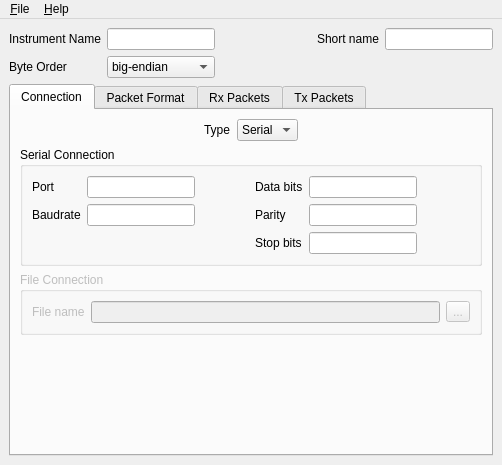
xbosch/gdais, file GDAIS-core/ui/instrumenteditor_mainwindow.ui: the form before one commit.
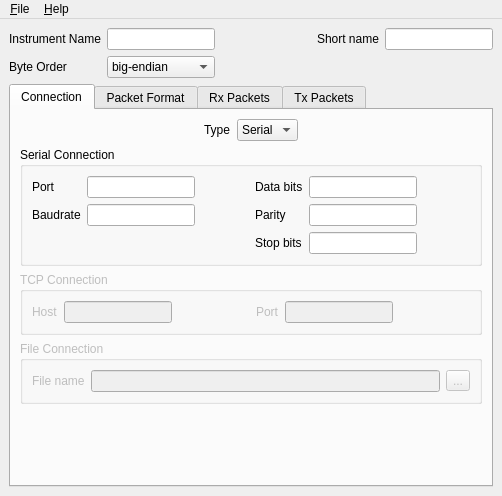
The form after the commit.

Commit message: Added TCP Connection. Fixed a bug in the Connection.read_data() method when searching for an end mark. Some other minor fixes.

What changed in the file:
```diff
--- a/GDAIS-core/ui/instrumenteditor_mainwindow.ui
+++ b/GDAIS-core/ui/instrumenteditor_mainwindow.ui
@@ -7,7 +7,7 @@
     <x>0</x>
     <y>0</y>
     <width>502</width>
-    <height>465</height>
+    <height>496</height>
    </rect>
   </property>
   <property name="windowTitle">
@@ -262,6 +262,81 @@
           </layout>
          </widget>
         </item>
+        <item>
+         <widget class="QGroupBox" name="conn_tcp_group">
+          <property name="enabled">
+           <bool>false</bool>
+          </property>
+          <property name="title">
+           <string>TCP Connection</string>
+          </property>
+          <layout class="QHBoxLayout" name="horizontalLayout_34">
+           <item>
+            <layout class="QFormLayout" name="formLayout_6">
+             <property name="fieldGrowthPolicy">
+              <enum>QFormLayout::ExpandingFieldsGrow</enum>
+             </property>
+             <item row="0" column="0">
+              <widget class="QLabel" name="label_8">
+               <property name="text">
+                <string>Host</string>
+               </property>
+               <property name="buddy">
+                <cstring>conn_serial_port</cstring>
+               </property>
+              </widget>
+             </item>
+             <item row="0" column="1">
+              <widget class="QLineEdit" name="conn_tcp_host"/>
+             </item>
+            </layout>
+           </item>
+           <item>
+            <spacer name="horizontalSpacer_38">
+             <property name="orientation">
+              <enum>Qt::Horizontal</enum>
+             </property>
+             <property name="sizeHint" stdset="0">
+              <size>
+               <width>50</width>
+               <height>20</height>
+              </size>
+             </property>
+            </spacer>
+           </item>
+           <item>
+            <layout class="QFormLayout" name="formLayout_10">
+             <property name="fieldGrowthPolicy">
+              <enum>QFormLayout::ExpandingFieldsGrow</enum>
+             </property>
+             <item row="0" column="0">
+              <widget class="QLabel" name="label_39">
+               <property name="text">
+                <string>Port</string>
+               </property>
+              </widget>
+             </item>
+             <item row="0" column="1">
+              <widget class="QLineEdit" name="conn_tcp_port"/>
+             </item>
+            </layout>
+           </item>
+           <item>
+            <spacer name="horizontalSpacer_39">
+             <property name="orientation">
+              <enum>Qt::Horizontal</enum>
+             </property>
+             <property name="sizeHint" stdset="0">
+              <size>
+               <width>40</width>
+               <height>20</height>
+              </size>
+             </property>
+            </spacer>
+           </item>
+          </layout>
+         </widget>
+        </item>
         <item>
          <widget class="QGroupBox" name="conn_file_group">
           <property name="enabled">
```
Left out of the diff: 5 changed lines with no effect on the pictures. The commit also changes 8 other files.
